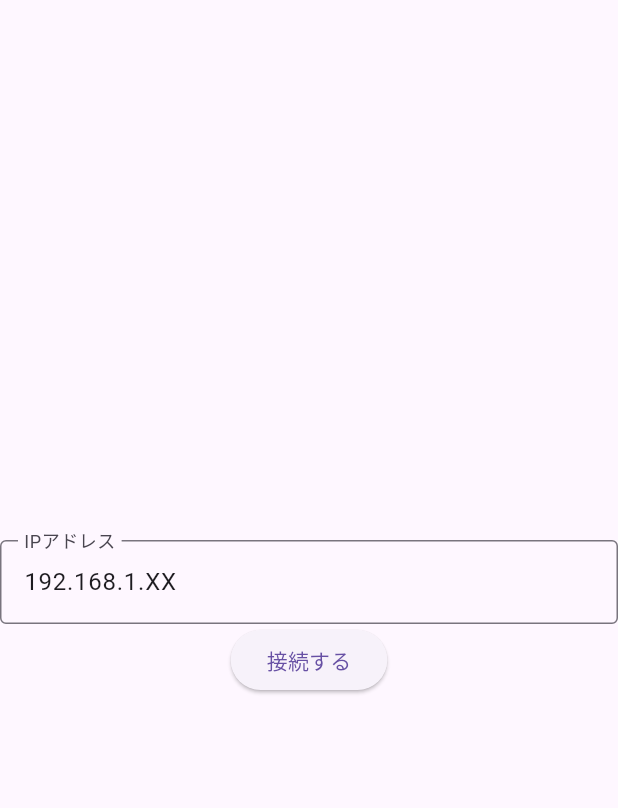
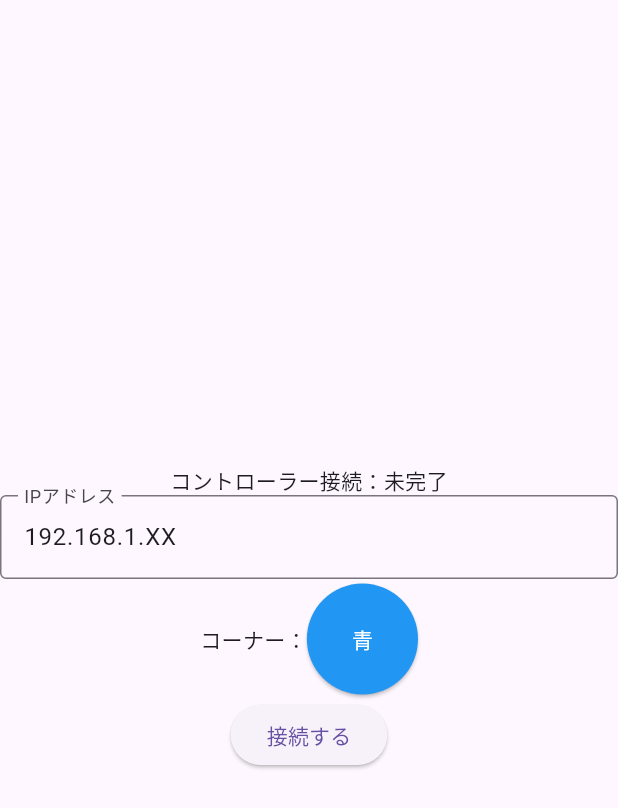
Before and after one commit to NHKRobocon2026-sendainatori-B/controller, a Flutter app: the screen it shows after launch, on a phone screen of 412 x 824 dp. Shown: the top 808 px of the screen. Run offline on Flutter 3.47's test engine with Material 3 defaults, Android fonts, the phone set to English and light mode, and no system bars; missing offline and left inert: gamepads.

Commit message:
connectページ完成

```diff
--- a/lib/connect.dart
+++ b/lib/connect.dart
@@ -1,15 +1,31 @@
 import 'package:flutter/material.dart';
 import 'package:provider/provider.dart';
 import 'websocketmanager.dart';
+import 'gamepadmanager.dart';
 
-class ConnectionPage extends StatelessWidget {
-  ConnectionPage({super.key, this.pageController});
+class ConnectionPage extends StatefulWidget{
+  final PageController pageController;
+  ConnectionPage({super.key, required this.pageController});
+
+  @override
+  State<ConnectionPage> createState() => ConnectionPagestate();
+}
+
+class ConnectionPagestate extends State<ConnectionPage> {
   final TextEditingController textController = TextEditingController(text: "192.168.1.XX");
-  final PageController? pageController;
+
+  bool corner = false; //青ならfalse, 赤ならtrue
+
+  void ChangeCorner(){
+    setState(() {
+      corner = !corner;
+    });
+  }
 
   @override
   Widget build(BuildContext context) {
     final wsManager = context.read<Websocketmanager>();
+    final gamepad = context.watch<Gamepadmanager>();
 
     return Center(
       child: GestureDetector(
@@ -17,6 +33,14 @@ class ConnectionPage extends StatelessWidget {
         child: Column(
           mainAxisAlignment: MainAxisAlignment.center,
           children: [
+            Row(
+              mainAxisAlignment: MainAxisAlignment.center,
+              children: [
+                Text("コントローラー接続："),
+                Text((gamepad.isConnected) ? "完了" : "未完了")
+              ],
+            ),
+
             TextField(
               decoration: InputDecoration(
                 labelText: "IPアドレス",
@@ -24,13 +48,38 @@ class ConnectionPage extends StatelessWidget {
               ),
               controller: textController,
             ),
+
+            Row(
+              mainAxisAlignment: MainAxisAlignment.center,
+              children: [
+                Text("コーナー："),
+                ElevatedButton(
+                  onPressed: ChangeCorner,
+                  child: (corner) ? Text("赤") : Text("青"),
+                  style: (corner)
+                    ? ElevatedButton.styleFrom(
+                        backgroundColor: Colors.red,
+                        foregroundColor: Colors.white,
+                        padding: const EdgeInsets.all(30),
+                        shape: CircleBorder()
+                      )
+                    : ElevatedButton.styleFrom(
+                        backgroundColor: Colors.blue,
+                        foregroundColor: Colors.white,
+                        padding: const EdgeInsets.all(30),
+                        shape: CircleBorder()
+                      ),
+                )
+              ],
+            ),
+
             ElevatedButton(
               onPressed: () async {
                 FocusScope.of(context).unfocus();
                 await Future.delayed(const Duration(milliseconds: 300));
                 wsManager.connect(textController.text);
                 if (context.mounted) {
-                  pageController?.animateToPage(
+                  widget.pageController.animateToPage(
                     1,
                     duration: const Duration(milliseconds: 500),
                     curve: Curves.ease,
```
